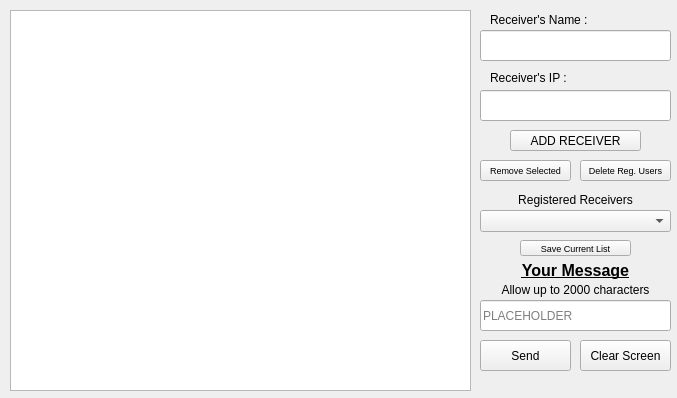
Qt form chatBox/scripts/chatBox.ui (LiamB72/MainProjects) before a commit.
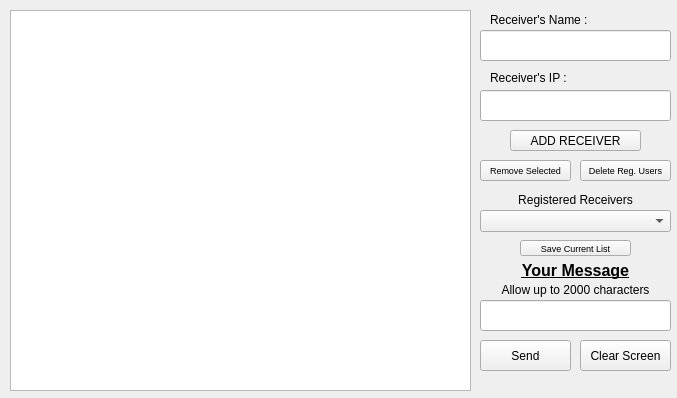
The same form after that commit.

Patch:
```diff
--- a/chatBox/scripts/chatBox.ui
+++ b/chatBox/scripts/chatBox.ui
@@ -236,7 +236,7 @@
      <number>2000</number>
     </property>
     <property name="placeholderText">
-     <string>PLACEHOLDER</string>
+     <string></string>
     </property>
    </widget>
    <widget class="QLabel" name="yourMessage_Text">
```
